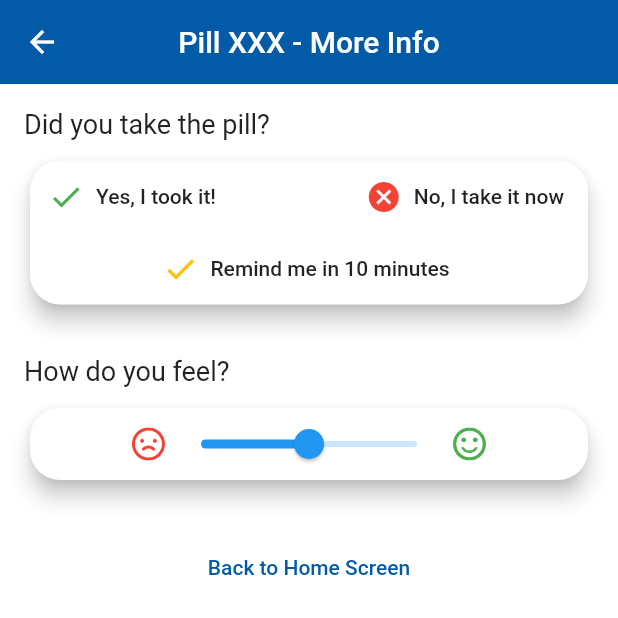
After one commit to MatejKrcek/ceeHacksApp, a Flutter app: the PatientNotificationScreen screen opened directly, on a phone screen of 412 x 824 dp, the top half of it. The commit adds this screen. Run offline on Flutter 3.47's test engine with Material 2 defaults, Android fonts, the phone set to English and light mode, and no system bars; our stand-ins replace cloud_firestore, cloud_functions, firebase_auth, firebase_core, flutter_svg, google_sign_in; accounts and stored records are empty.

Commit message:
notification screen + more info screen (#7)
* notification screen + more info screen

* Doctor verify (#8)

* pupp test

* verify doctor

* notification screen + more info screen

* merge

* analyze fix

Co-authored-by: Dominik Šimoník <32575328+ryzizub@users.noreply.github.com>
Co-authored-by: Dominik Šimoník <dominik.simonik@gmail.com>

```diff
--- a/lib/main.dart
+++ b/lib/main.dart
@@ -1,7 +1,7 @@
+import 'package:ceehacks/pages/root_page.dart';
 import 'package:firebase_core/firebase_core.dart';
 import 'package:flutter/material.dart';
 import 'package:flutter/services.dart';
-import 'package:ceehacks/pages/patient/patient_add_pill_page.dart';
 
 void main() async {
   WidgetsFlutterBinding.ensureInitialized();
@@ -28,6 +28,7 @@ class MyApp extends StatelessWidget {
         scaffoldBackgroundColor: Colors.white,
         visualDensity: VisualDensity.adaptivePlatformDensity,
       ),
-        home: PatienAddPilScreen());
+      home: RootPage(),
+    );
   }
 }
--- /dev/null
+++ b/lib/pages/patient/patient_notification_screen.dart
@@ -0,0 +1,139 @@
+import 'package:flutter/material.dart';
+import 'package:flutter_svg/flutter_svg.dart';
+
+class PatientNotificationScreen extends StatefulWidget {
+  @override
+  _PatientNotificationScreenState createState() =>
+      _PatientNotificationScreenState();
+}
+
+class _PatientNotificationScreenState extends State<PatientNotificationScreen> {
+  double _currentSliderValue = 50;
+
+  @override
+  Widget build(BuildContext context) {
+    return Scaffold(
+      appBar: AppBar(
+        title: Text('Pill XXX - More Info'),
+        elevation: 0,
+        centerTitle: true,
+      ),
+      body: Padding(
+        padding: const EdgeInsets.all(16.0),
+        child: ListView(
+          children: [
+            Text(
+              'Did you take the pill?',
+              style: TextStyle(
+                fontSize: 18,
+              ),
+            ),
+            SizedBox(
+              height: 10,
+            ),
+            Card(
+              elevation: 6,
+              shape: RoundedRectangleBorder(
+                borderRadius: BorderRadius.circular(20),
+              ),
+              child: Column(
+                children: [
+                  Row(
+                    mainAxisAlignment: MainAxisAlignment.spaceBetween,
+                    children: [
+                      FlatButton.icon(
+                        icon: Icon(
+                          Icons.check,
+                          color: Colors.green,
+                        ),
+                        label: Text('Yes, I took it!'),
+                        onPressed: () {},
+                      ),
+                      FlatButton.icon(
+                        icon: Icon(
+                          Icons.cancel,
+                          color: Colors.red,
+                        ),
+                        label: Text('No, I take it now'),
+                        onPressed: () {},
+                      ),
+                    ],
+                  ),
+                  Row(
+                    mainAxisAlignment: MainAxisAlignment.center,
+                    children: [
+                      FlatButton.icon(
+                        icon: Icon(
+                          Icons.check,
+                          color: Colors.amber,
+                        ),
+                        label: Text('Remind me in 10 minutes'),
+                        onPressed: () {},
+                      ),
+                    ],
+                  ),
+                ],
+              ),
+            ),
+            SizedBox(
+              height: 30,
+            ),
+            Text(
+              'How do you feel?',
+              style: TextStyle(
+                fontSize: 18,
+              ),
+            ),
+            SizedBox(
+              height: 10,
+            ),
+            Card(
+              elevation: 6,
+              shape: RoundedRectangleBorder(
+                borderRadius: BorderRadius.circular(20),
+              ),
+              child: Row(
+                mainAxisAlignment: MainAxisAlignment.center,
+                children: [
+                  SvgPicture.asset(
+                    'assets/sad.svg',
+                    height: 22,
+                    color: Colors.red,
+                  ),
+                  Slider(
+                    value: _currentSliderValue,
+                    min: 0,
+                    max: 100,
+                    label: 20.round().toString(),
+                    onChanged: (double value) {
+                      setState(() {
+                        _currentSliderValue = value;
+                      });
+                    },
+                  ),
+                  SvgPicture.asset(
+                    'assets/happy.svg',
+                    height: 22,
+                    color: Colors.green,
+                  ),
+                ],
+              ),
+            ),
+            SizedBox(
+              height: 30,
+            ),
+            FlatButton(
+              onPressed: null, //hasValue ? () {} : null,
+              child: Text(
+                'Back to Home Screen',
+                style: TextStyle(
+                  color: Theme.of(context).primaryColor,
+                ),
+              ),
+            )
+          ],
+        ),
+      ),
+    );
+  }
+}
--- a/pubspec.yaml
+++ b/pubspec.yaml
@@ -42,6 +42,8 @@ flutter:
     - assets/google_logo.png
     - assets/doctor_icon.png
     - assets/doctor_icon.svg
+    - assets/sad.svg
+    - assets/happy.svg
 
 
   # An image asset can refer to one or more resolution-specific "variants", see
```
Also changed, not shown: lib/pages/patient/patient_pill_moreInfo_page.dart (added, +138 -0 lines), assets/happy.svg (added), assets/sad.svg (added). Lines whose indentation alone changed are shown as unchanged.
